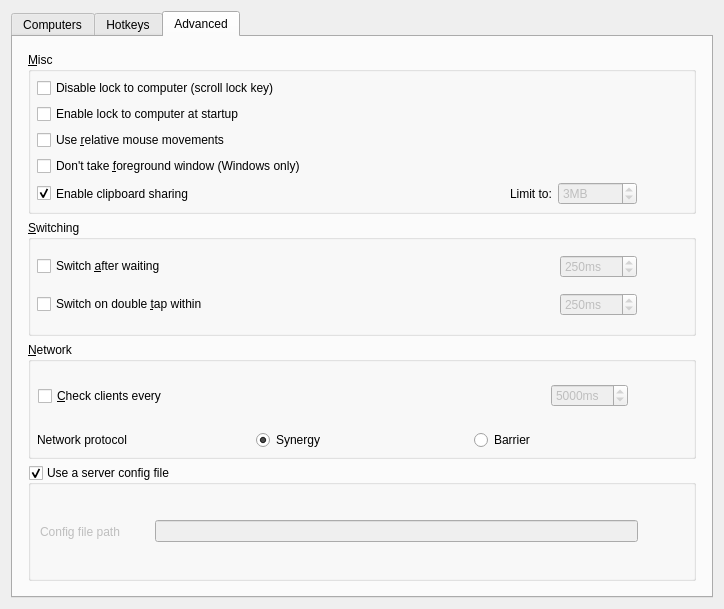
Old version of the form src/lib/gui/dialogs/ServerConfigDialog.ui in the repository wesleypayton/deskflow-plus.
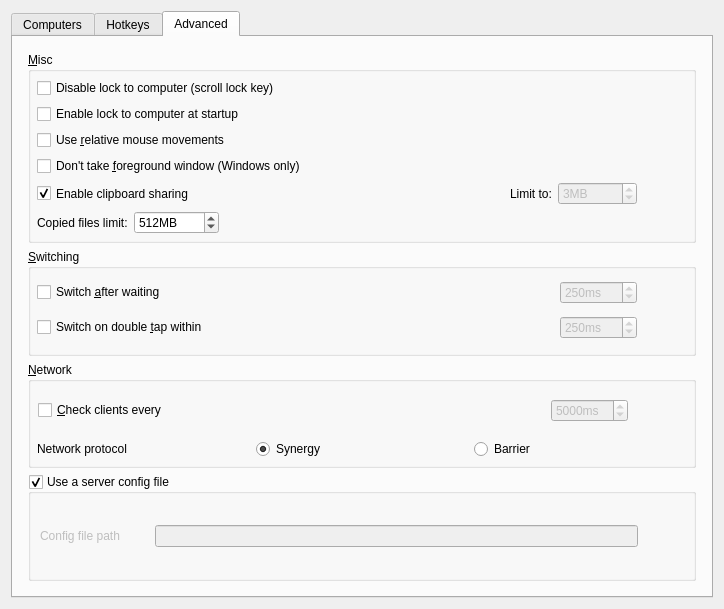
New version of the form. The open tabs and pages were chosen to show the change. Icons and pictures are not drawn. Custom widgets are drawn as their Qt base class.

Commit message:
feat(transfer): make the copied files limit a setting
The 512 MB limit on files copied between computers is now the server/fileCopyLimit setting, shown as 'Copied files limit' under Configure Server -> Advanced beside the clipboard limit, and passed to the server as the DPFL option. 0 turns copying files off.

The edit to the form file:
```diff
--- a/src/lib/gui/dialogs/ServerConfigDialog.ui
+++ b/src/lib/gui/dialogs/ServerConfigDialog.ui
@@ -455,6 +455,52 @@
             </item>
            </layout>
           </item>
+          <item>
+           <layout class="QHBoxLayout" name="layoutFileCopy">
+            <item>
+             <widget class="QLabel" name="labelFileCopyLimit">
+              <property name="text">
+               <string>Copied files limit:</string>
+              </property>
+              <property name="toolTip">
+               <string>Files copied in Explorer follow the cursor to another computer, up to this size. 0 turns it off.</string>
+              </property>
+             </widget>
+            </item>
+            <item>
+             <widget class="QSpinBox" name="sbFileCopyLimit">
+              <property name="sizePolicy">
+               <sizepolicy hsizetype="Maximum" vsizetype="Fixed">
+                <horstretch>0</horstretch>
+                <verstretch>0</verstretch>
+               </sizepolicy>
+              </property>
+              <property name="suffix">
+               <string>MB</string>
+              </property>
+              <property name="maximum">
+               <number>100000</number>
+              </property>
+              <property name="value">
+               <number>512</number>
+              </property>
+             </widget>
+            </item>
+            <item>
+             <spacer name="horizontalSpacerFileCopy">
+              <property name="orientation">
+               <enum>Qt::Orientation::Horizontal</enum>
+              </property>
+              <property name="sizeHint" stdset="0">
+               <size>
+                <width>40</width>
+                <height>20</height>
+               </size>
+              </property>
+             </spacer>
+            </item>
+           </layout>
+          </item>
          </layout>
         </widget>
        </item>
```
Left out of the diff: 1 changed line with no effect on the pictures. The commit also changes 8 other files.
